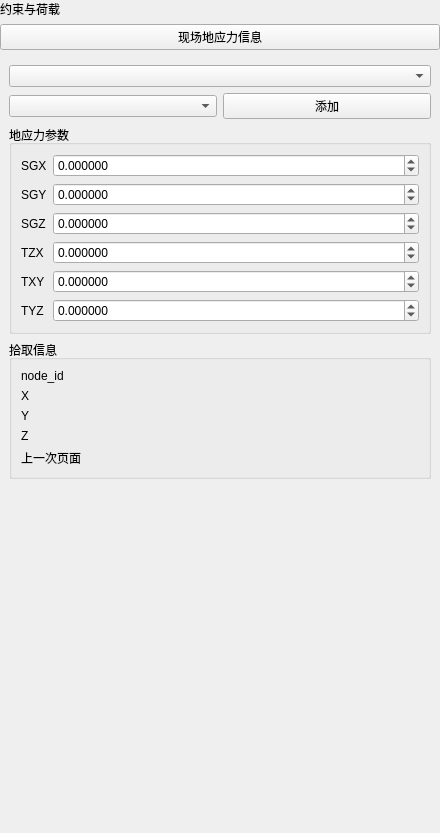
Qt form plugins/Base_PhysicalField/GeoStressPointPage.ui (asd977/base_cae) before a commit.
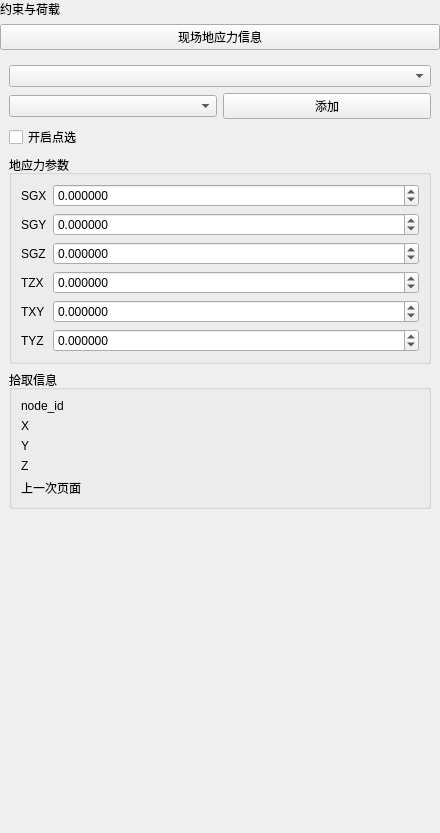
The same form after that commit. Custom widgets are drawn as their Qt base class.

Commit message: Add pick info panels and pick-enable checkbox for node-based physical pages

The edit to the form file:
```diff
--- a/plugins/Base_PhysicalField/GeoStressPointPage.ui
+++ b/plugins/Base_PhysicalField/GeoStressPointPage.ui
@@ -69,6 +69,13 @@
      </item>
     </layout>
    </item>
+   <item>
+    <widget class="QCheckBox" name="pickEnableCheckBox">
+     <property name="text">
+      <string>开启点选</string>
+     </property>
+    </widget>
+   </item>
    <item>
     <widget class="QGroupBox" name="groupBoxParams">
      <property name="title">
```
The commit also changes 11 other files.
